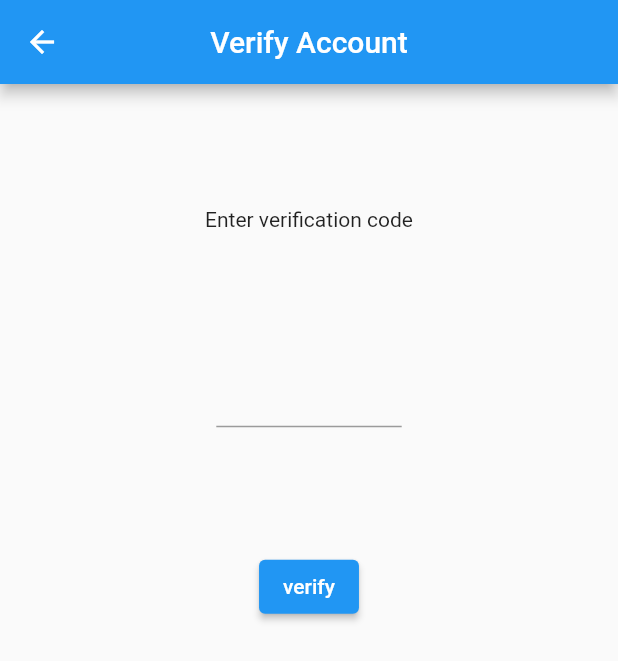
After one commit to abdullahabid04/homeautomation, a Flutter app: the VerifyAccount screen opened directly, on a phone screen of 412 x 824 dp. The commit adds this screen. Shown: the top 661 px of the screen. Run offline on Flutter 3.47's test engine with Material 2 defaults, Android fonts, the phone set to English and light mode, and no system bars; our stand-ins replace flutter_svg.

Commit message:
basic structure

```diff
--- /dev/null
+++ b/lib/screens/account_verify/verify_account.dart
@@ -0,0 +1,61 @@
+import 'package:flutter/material.dart';
+import '/screens/login/login.dart';
+
+class VerifyAccount extends StatefulWidget {
+  const VerifyAccount({Key? key}) : super(key: key);
+
+  @override
+  State<VerifyAccount> createState() => _VerifyAccountState();
+}
+
+class _VerifyAccountState extends State<VerifyAccount> {
+  @override
+  void initState() {
+    super.initState();
+  }
+
+  @override
+  Widget build(BuildContext context) {
+    Size size = MediaQuery.of(context).size;
+    final verifycontroller = TextEditingController();
+    return Scaffold(
+        appBar: AppBar(
+          title: const Text("Verify Account"),
+          centerTitle: true,
+        ),
+        body: Container(
+          child: Column(
+            children: [
+              Container(
+                height: size.height * 0.1,
+              ),
+              Text("Enter verification code"),
+              Container(
+                height: size.height * 0.1,
+              ),
+              Container(
+                width: size.width * 0.3,
+                child: Container(
+                  width: size.width * 0.3,
+                  child: TextField(
+                    keyboardType: TextInputType.number,
+                    controller: verifycontroller,
+                  ),
+                ),
+              ),
+              Container(
+                height: size.height * 0.1,
+              ),
+              ElevatedButton(
+                  onPressed: () {
+                    Navigator.push(context,
+                        MaterialPageRoute(builder: (context) {
+                      return LoginScreen();
+                    }));
+                  },
+                  child: Text("verify")),
+            ],
+          ),
+        ));
+  }
+}
```
Also changed, not shown: lib/screens/add_device/add_device.dart (added, +15 -0 lines), lib/screens/home/home.dart (added, +15 -0 lines), lib/screens/login/components/body.dart (+7 -1 lines), lib/screens/signinup/components/body.dart (+0 -58 lines), lib/screens/signup/components/body.dart (+7 -1 lines).
